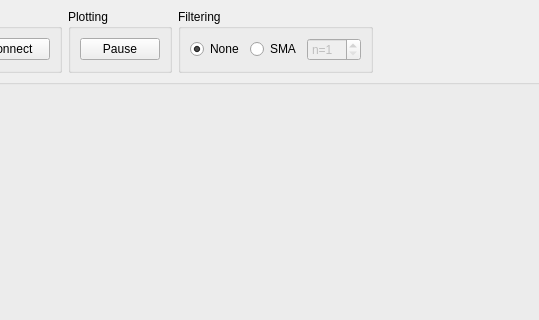
The window that serplot/mainwindow.ui (mFoxRU/serial-plotting-pyqtgraph) describes before a commit, drawn with Qt 5; both pictures show x 228 to 767 and y 0 to 320 of the 1024 by 700 pixel window.
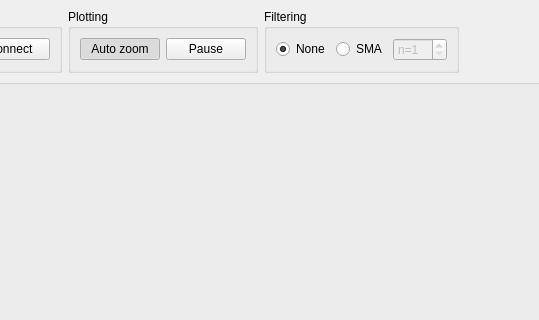
The same window after the commit.

Commit message: Added: Autozoom button

The edit to the form file:
```diff
--- a/serplot/mainwindow.ui
+++ b/serplot/mainwindow.ui
@@ -120,6 +120,19 @@
        <string>Plotting</string>
       </property>
       <layout class="QHBoxLayout" name="horizontalLayout_2">
+       <item>
+        <widget class="QPushButton" name="w_button_autozoom">
+         <property name="text">
+          <string>Auto zoom</string>
+         </property>
+         <property name="checkable">
+          <bool>true</bool>
+         </property>
+         <property name="checked">
+          <bool>true</bool>
+         </property>
+        </widget>
+       </item>
        <item>
         <widget class="QPushButton" name="w_button_pause">
          <property name="enabled">
```
The commit also changes 2 other files.
